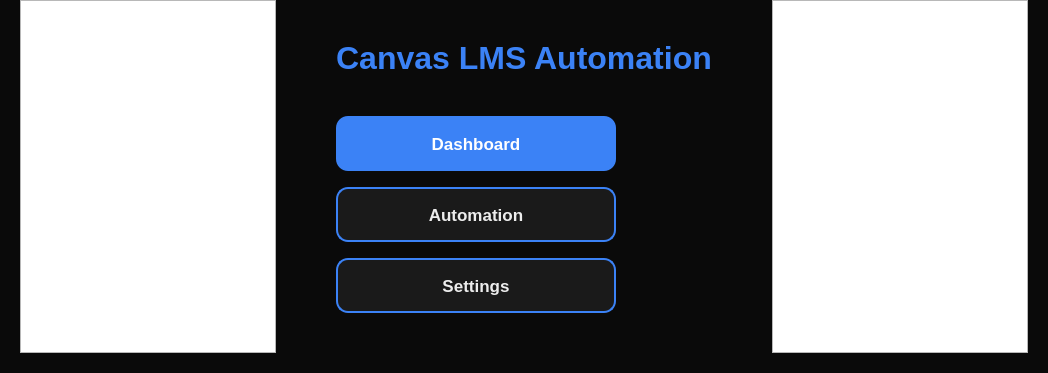
Qt form gui/ui/launcher.ui (s1lently/canvas_decon) before a commit.
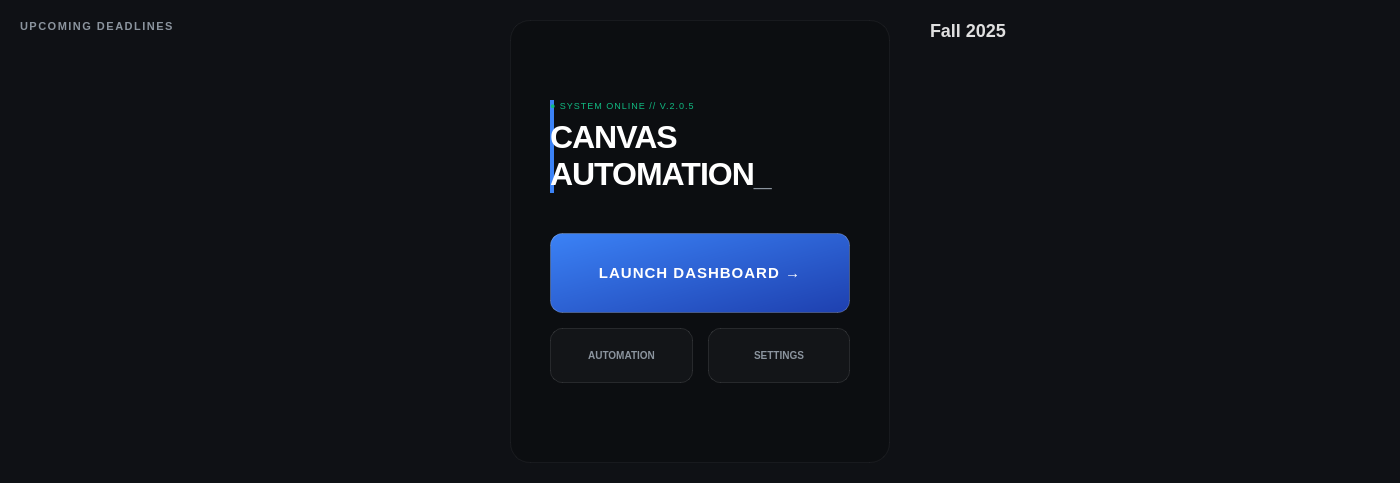
The same form after that commit.

Diff of the .ui file:
```diff
--- a/gui/ui/launcher.ui
+++ b/gui/ui/launcher.ui
@@ -7,65 +7,115 @@
   </property>
   <property name="styleSheet">
    <string>QWidget#LauncherOverlay {
-    background-color: rgba(10, 10, 10, 250);
+    background-color: #0f1115;
    }
-   QPushButton#closeBtn {
-    background-color: transparent;
-    border: none;
-    color: #ef4444;
-    font-size: 24px;
-    font-weight: bold;
+   QLabel#sectionHeader {
+    font-size: 11px;
+    text-transform: uppercase;
+    letter-spacing: 1.5px;
+    color: #8b949e;
+    font-weight: 500;
    }
-   QPushButton#closeBtn:hover {
-    color: #dc2626;
+   QLabel#semesterTitle {
+    font-size: 18px;
+    font-weight: 700;
+    color: #e0e0e0;
    }
-   QLabel#projectTitle {
+   QLabel#sysStatus {
+    font-family: 'SF Mono', 'Consolas', monospace;
+    font-size: 9px;
+    color: #10b981;
+    letter-spacing: 1px;
+   }
+   QLabel#techTitle {
+    font-family: 'SF Mono', 'Consolas', monospace;
     font-size: 32px;
-    font-weight: bold;
-    color: #3b82f6;
+    font-weight: 800;
+    color: #ffffff;
+    text-transform: uppercase;
+    letter-spacing: -1px;
+   }
+   QListWidget {
+    background: transparent;
+    border: none;
+    outline: none;
+   }
+   QListWidget::item {
+    background: transparent;
+    border: none;
+   }
+   QListWidget#courseList::item {
+    padding: 16px 0;
+    border-bottom: 1px solid rgba(255, 255, 255, 0.05);
+   }
+   QWidget#centerPanel {
+    background: rgba(0, 0, 0, 0.2);
+    border: 1px solid rgba(255, 255, 255, 0.05);
+    border-radius: 20px;
+   }
+   QWidget#titleContainer {
+    border-left: 4px solid #3b82f6;
+    padding-left: 16px;
+   }
+   QWidget#hudCorner {
+    background: transparent;
+    border: 2px solid #3b82f6;
    }</string>
   </property>
-  <layout class="QVBoxLayout" name="mainLayout">
+  <layout class="QHBoxLayout" name="mainLayout">
    <property name="spacing">
-    <number>0</number>
+    <number>40</number>
    </property>
    <property name="leftMargin">
-    <number>0</number>
+    <number>20</number>
    </property>
    <property name="topMargin">
-    <number>0</number>
+    <number>20</number>
    </property>
    <property name="rightMargin">
-    <number>0</number>
+    <number>20</number>
    </property>
    <property name="bottomMargin">
-    <number>0</number>
+    <number>20</number>
    </property>
    <item>
-    <layout class="QHBoxLayout" name="contentLayout">
+    <layout class="QVBoxLayout" name="leftSection">
      <property name="spacing">
-      <number>20</number>
+      <number>15</number>
      </property>
-     <property name="leftMargin">
-      <number>20</number>
-     </property>
-     <property name="topMargin">
-      <number>0</number>
-     </property>
-     <property name="rightMargin">
-      <number>20</number>
-     </property>
-     <property name="bottomMargin">
-      <number>20</number>
-     </property>
+     <item>
+      <widget class="QLabel" name="sectionHeader">
+       <property name="text">
+        <string>UPCOMING DEADLINES</string>
+       </property>
+      </widget>
+     </item>
      <item>
       <widget class="QListWidget" name="todoList">
-       <property name="minimumWidth">
-        <number>450</number>
+       <property name="minimumSize">
+        <size>
+         <width>450</width>
+         <height>0</height>
+        </size>
        </property>
       </widget>
      </item>
+    </layout>
+   </item>
      <item>
+    <widget class="QWidget" name="centerPanel" native="true">
+     <property name="minimumSize">
+      <size>
+       <width>380</width>
+       <height>0</height>
+      </size>
+     </property>
+     <property name="maximumSize">
+      <size>
+       <width>420</width>
+       <height>16777215</height>
+      </size>
+     </property>
       <layout class="QVBoxLayout" name="centerLayout">
        <property name="spacing">
         <number>40</number>
@@ -73,9 +123,15 @@
        <property name="leftMargin">
         <number>40</number>
        </property>
+      <property name="topMargin">
+       <number>40</number>
+      </property>
        <property name="rightMargin">
         <number>40</number>
        </property>
+      <property name="bottomMargin">
+       <number>40</number>
+      </property>
        <item>
         <spacer name="topSpacer">
          <property name="orientation">
@@ -90,135 +146,145 @@
         </spacer>
        </item>
        <item>
-        <widget class="QLabel" name="projectTitle">
+       <widget class="QWidget" name="titleContainer" native="true">
+        <layout class="QVBoxLayout" name="titleLayout">
+         <property name="spacing">
+          <number>8</number>
+         </property>
+         <property name="leftMargin">
+          <number>0</number>
+         </property>
+         <property name="topMargin">
+          <number>0</number>
+         </property>
+         <property name="rightMargin">
+          <number>0</number>
+         </property>
+         <property name="bottomMargin">
+          <number>0</number>
+         </property>
+         <item>
+          <widget class="QLabel" name="sysStatus">
          <property name="text">
-          <string>Canvas LMS Automation</string>
-         </property>
-         <property name="alignment">
-          <set>Qt::AlignCenter</set>
-         </property>
+            <string>● SYSTEM ONLINE // V.2.0.5</string>
+           </property>
+          </widget>
+         </item>
+         <item>
+          <widget class="QLabel" name="techTitle">
+           <property name="text">
+            <string>&lt;html&gt;&lt;head/&gt;&lt;body&gt;&lt;p&gt;CANVAS&lt;br/&gt;AUTOMATION&lt;span style=&quot; color:#8b949e;&quot;&gt;_&lt;/span&gt;&lt;/p&gt;&lt;/body&gt;&lt;/html&gt;</string>
+           </property>
+          </widget>
+         </item>
+        </layout>
         </widget>
        </item>
        <item>
         <layout class="QVBoxLayout" name="buttonLayout">
          <property name="spacing">
-          <number>16</number>
+         <number>15</number>
          </property>
          <item>
           <widget class="QPushButton" name="dashboardBtn">
-           <property name="text">
-            <string>Dashboard</string>
-           </property>
            <property name="minimumSize">
             <size>
-             <width>280</width>
-             <height>55</height>
-            </size>
-           </property>
-           <property name="maximumSize">
-            <size>
-             <width>280</width>
-             <height>55</height>
-            </size>
+            <width>0</width>
+            <height>80</height>
+           </size>
+          </property>
+          <property name="text">
+           <string>LAUNCH DASHBOARD →</string>
+          </property>
+          <property name="cursor">
+           <cursorShape>PointingHandCursor</cursorShape>
            </property>
            <property name="styleSheet">
-            <string>QPushButton {
-    background-color: #3b82f6;
+           <string notr="true">QPushButton#dashboardBtn {
+    background: qlineargradient(x1:0, y1:0, x2:1, y2:1, stop:0 #3b82f6, stop:1 #1e40af);
     color: white;
-    font-size: 17px;
-    font-weight: bold;
-    border: none;
+    font-size: 15px;
+    font-weight: 700;
+    letter-spacing: 1px;
+    border: 1px solid rgba(255, 255, 255, 0.2);
     border-radius: 12px;
-   }
-   QPushButton:hover {
-    background-color: #2563eb;
-   }
-   QPushButton:pressed {
-    background-color: #1d4ed8;
-   }</string>
-           </property>
-           <property name="cursor">
-            <cursorShape>PointingHandCursor</cursorShape>
+}
+QPushButton#dashboardBtn:hover {
+    background: qlineargradient(x1:0, y1:0, x2:1, y2:1, stop:0 #4f8ff7, stop:1 #2563eb);
+}</string>
            </property>
           </widget>
          </item>
+        <item>
+         <layout class="QHBoxLayout" name="subButtonLayout">
+          <property name="spacing">
+           <number>15</number>
+          </property>
          <item>
           <widget class="QPushButton" name="automationBtn">
-           <property name="text">
-            <string>Automation</string>
-           </property>
            <property name="minimumSize">
             <size>
-             <width>280</width>
+              <width>0</width>
              <height>55</height>
             </size>
            </property>
-           <property name="maximumSize">
-            <size>
-             <width>280</width>
-             <height>55</height>
-            </size>
-           </property>
-           <property name="styleSheet">
-            <string>QPushButton {
-    background-color: #1a1a1a;
-    color: #ededed;
-    font-size: 17px;
-    font-weight: bold;
-    border: 2px solid #3b82f6;
-    border-radius: 12px;
-   }
-   QPushButton:hover {
-    background-color: #2a2a2a;
-    border-color: #2563eb;
-   }
-   QPushButton:pressed {
-    background-color: #3a3a3a;
-   }</string>
+            <property name="text">
+             <string>AUTOMATION</string>
            </property>
            <property name="cursor">
             <cursorShape>PointingHandCursor</cursorShape>
            </property>
+            <property name="styleSheet">
+             <string notr="true">QPushButton#automationBtn {
+    background: rgba(255, 255, 255, 0.03);
+    color: #8b949e;
+    font-size: 10px;
+    font-weight: 600;
+    border: 1px solid rgba(255, 255, 255, 0.1);
+    border-radius: 12px;
+    text-align: center;
+}
+QPushButton#automationBtn:hover {
+    background: rgba(255, 255, 255, 0.08);
+    border-color: #3b82f6;
+    color: #e0e0e0;
+}</string>
+            </property>
           </widget>
          </item>
          <item>
           <widget class="QPushButton" name="settingsBtn">
-           <property name="text">
-            <string>Settings</string>
-           </property>
            <property name="minimumSize">
             <size>
-             <width>280</width>
+              <width>0</width>
              <height>55</height>
             </size>
            </property>
-           <property name="maximumSize">
-            <size>
-             <width>280</width>
-             <height>55</height>
-            </size>
-           </property>
-           <property name="styleSheet">
-            <string>QPushButton {
-    background-color: #1a1a1a;
-    color: #ededed;
-    font-size: 17px;
-    font-weight: bold;
-    border: 2px solid #3b82f6;
-    border-radius: 12px;
-   }
-   QPushButton:hover {
-    background-color: #2a2a2a;
-    border-color: #2563eb;
-   }
-   QPushButton:pressed {
-    background-color: #3a3a3a;
-   }</string>
+            <property name="text">
+             <string>SETTINGS</string>
            </property>
            <property name="cursor">
             <cursorShape>PointingHandCursor</cursorShape>
            </property>
-          </widget>
+            <property name="styleSheet">
+             <string notr="true">QPushButton#settingsBtn {
+    background: rgba(255, 255, 255, 0.03);
+    color: #8b949e;
+    font-size: 10px;
+    font-weight: 600;
+    border: 1px solid rgba(255, 255, 255, 0.1);
+    border-radius: 12px;
+    text-align: center;
+}
+QPushButton#settingsBtn:hover {
+    background: rgba(255, 255, 255, 0.08);
+    border-color: #3b82f6;
+    color: #e0e0e0;
+}</string>
+            </property>
+           </widget>
+          </item>
+         </layout>
          </item>
         </layout>
        </item>
@@ -236,11 +302,43 @@
         </spacer>
        </item>
       </layout>
+    </widget>
+   </item>
+   <item>
+    <layout class="QVBoxLayout" name="rightSection">
+     <property name="spacing">
+      <number>30</number>
+     </property>
+     <item>
+      <widget class="QLabel" name="semesterTitle">
+       <property name="text">
+        <string>Fall 2025</string>
+       </property>
+      </widget>
      </item>
      <item>
       <widget class="QListWidget" name="courseList">
-       <property name="minimumWidth">
-        <number>450</number>
+       <property name="minimumSize">
+        <size>
+         <width>450</width>
+         <height>0</height>
+        </size>
+       </property>
+       <property name="styleSheet">
+        <string notr="true">QListWidget#courseList {
+    background: transparent;
+    border: none;
+    outline: none;
+    font-size: 14px;
+    color: #e0e0e0;
+}
+QListWidget#courseList::item {
+    padding: 18px 0;
+    border-bottom: 1px solid rgba(255, 255, 255, 0.05);
+}
+QListWidget#courseList::item:last {
+    border-bottom: none;
+}</string>
        </property>
       </widget>
      </item>
```
Lines whose indentation alone changed are shown as unchanged.
